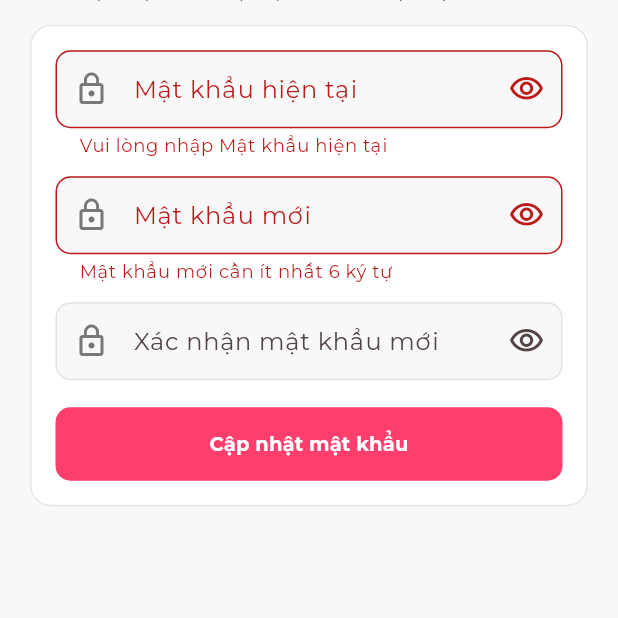
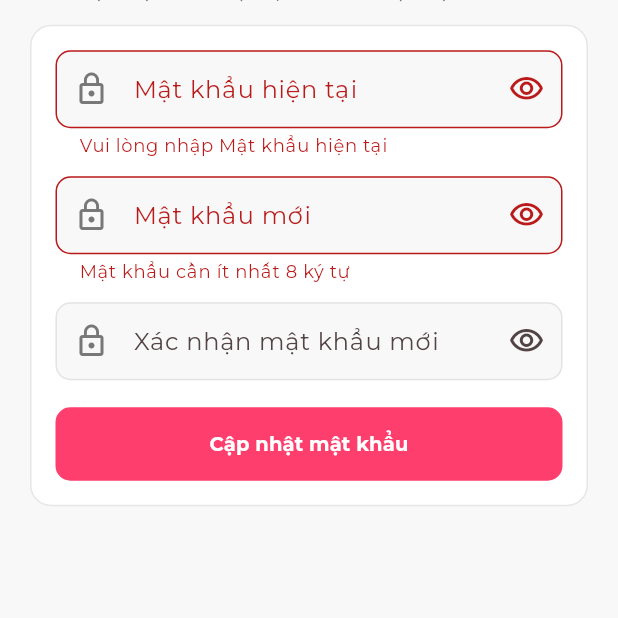
Before and after one commit to nguyen-huu-vinh/eCommerce_App, a Flutter app: the EditAccountScreen screen opened directly with empty values, after a tap on "Cập nhật mật khẩu", on a phone screen of 412 x 824 dp, the part 618-1236 px from its top. Run offline on Flutter 3.47's test engine with Material 3 defaults, Android fonts, the phone set to English and light mode, and no system bars; our stand-ins replace cached_network_image, firebase_core, firebase_messaging, flutter_map, flutter_secure_storage, flutter_svg and 4 more; accounts and stored records are empty.

Commit message:
Match password rules with the server (8+ chars, letters and digits)

```diff
--- a/lib/edit_account_screen.dart
+++ b/lib/edit_account_screen.dart
@@ -1,3 +1,5 @@
+import 'utils/password_rules.dart';
+
 import 'package:flutter/material.dart';
 
 import 'theme/app_theme.dart';
@@ -206,10 +208,7 @@ class _EditAccountScreenState extends State<EditAccountScreen> {
                       onToggle: () =>
                           setState(() => _showNewPassword = !_showNewPassword),
                       validator: (value) {
-                        if ((value ?? '').length < 6) {
-                          return 'Mật khẩu mới cần ít nhất 6 ký tự';
-                        }
-                        return null;
+                        return validatePassword(value ?? '');
                       },
                     ),
                     SizedBox(height: 12),
--- /dev/null
+++ b/lib/utils/password_rules.dart
@@ -0,0 +1,10 @@
+/// Quy tắc mật khẩu khớp với server: ít nhất 8 ký tự, gồm cả chữ và số.
+/// Trả về thông báo lỗi, hoặc null nếu hợp lệ.
+String? validatePassword(String password) {
+  if (password.length < 8) return 'Mật khẩu cần ít nhất 8 ký tự';
+  if (!RegExp(r'[A-Za-z]').hasMatch(password) ||
+      !RegExp(r'\d').hasMatch(password)) {
+    return 'Mật khẩu phải gồm cả chữ và số';
+  }
+  return null;
+}
```
Also changed, not shown: lib/change_password_screen.dart (+5 -2 lines), lib/otp_reset_password_screen.dart (+5 -2 lines), lib/signup_screen.dart (+5 -2 lines).
